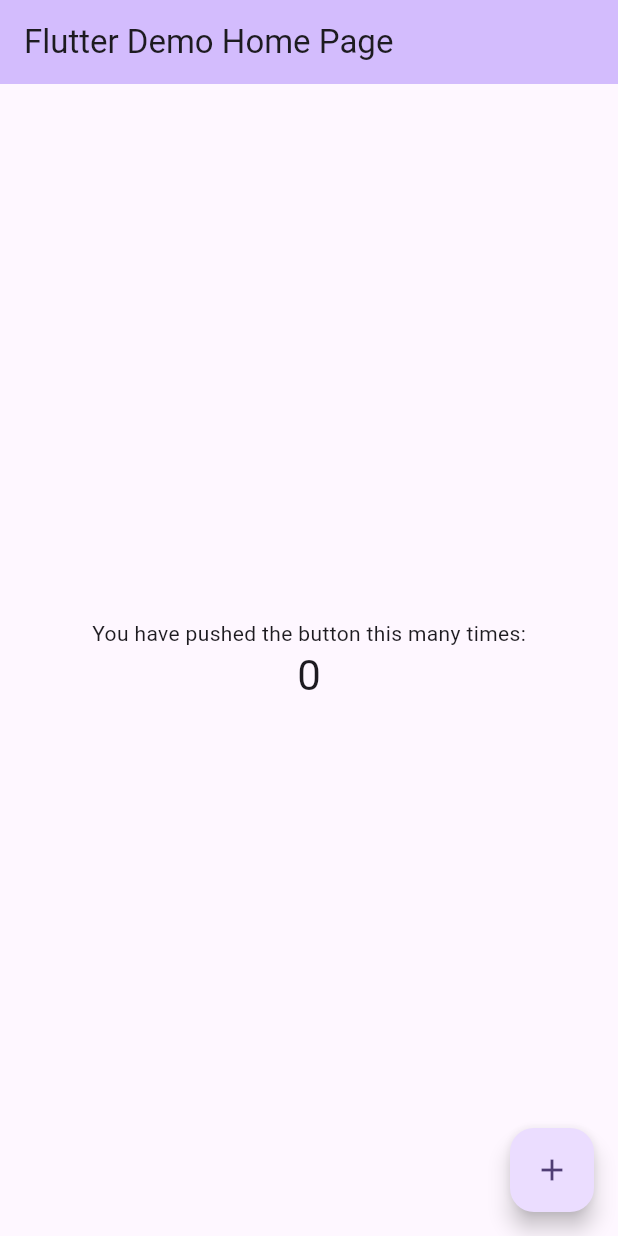
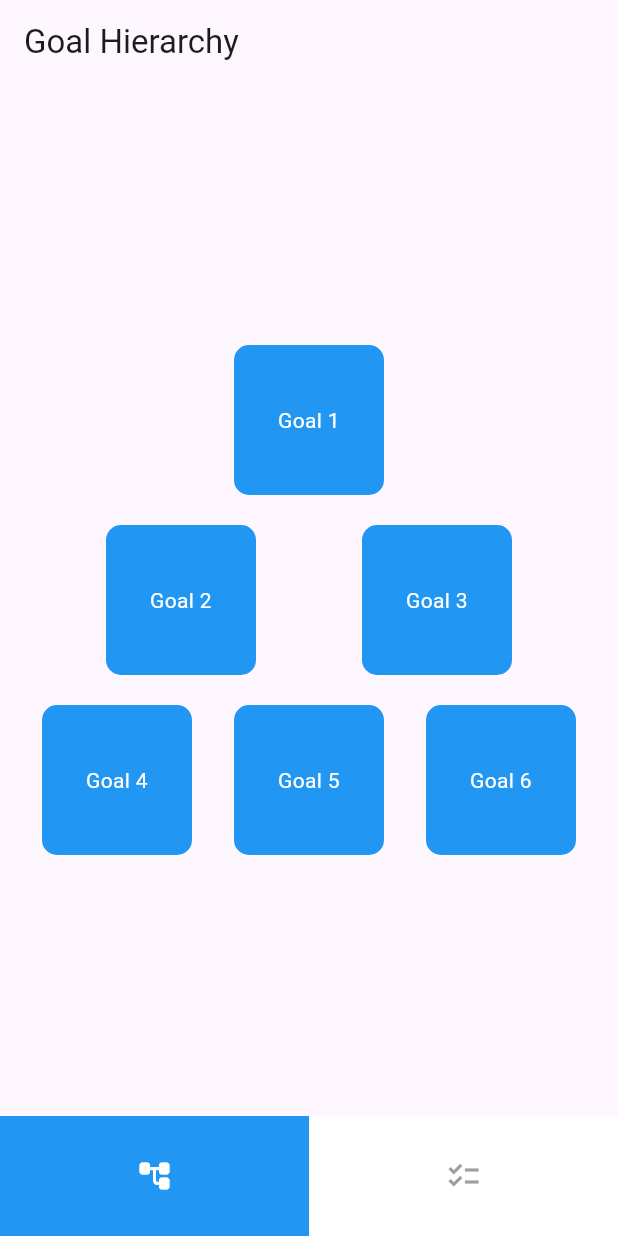
Before and after one commit to UPJGuven/Final-Year-Project-FYP-, a Flutter app: the screen it shows after launch, on a phone screen of 412 x 824 dp. Run offline on Flutter 3.47's test engine with Material 3 defaults, Android fonts, the phone set to English and light mode, and no system bars.

Commit message:
- Created intial UI screens - Started goal node development

```diff
--- a/lib/main.dart
+++ b/lib/main.dart
@@ -1,125 +1,53 @@
 import 'package:flutter/material.dart';
+import 'screens/goal_hierarchy_screen.dart';
+import 'screens/todo_list_screen.dart';
+import 'widgets/bottom_nav_bar.dart';
 
 void main() {
-  runApp(const MyApp());
+  runApp(MyApp());
 }
 
 class MyApp extends StatelessWidget {
-  const MyApp({super.key});
-
-  // This widget is the root of your application.
   @override
   Widget build(BuildContext context) {
     return MaterialApp(
-      title: 'Flutter Demo',
+      title: 'Goal Setting App',
       theme: ThemeData(
-        // This is the theme of your application.
-        //
-        // TRY THIS: Try running your application with "flutter run". You'll see
-        // the application has a purple toolbar. Then, without quitting the app,
-        // try changing the seedColor in the colorScheme below to Colors.green
-        // and then invoke "hot reload" (save your changes or press the "hot
-        // reload" button in a Flutter-supported IDE, or press "r" if you used
-        // the command line to start the app).
-        //
-        // Notice that the counter didn't reset back to zero; the application
-        // state is not lost during the reload. To reset the state, use hot
-        // restart instead.
-        //
-        // This works for code too, not just values: Most code changes can be
-        // tested with just a hot reload.
-        colorScheme: ColorScheme.fromSeed(seedColor: Colors.deepPurple),
-        useMaterial3: true,
+        primarySwatch: Colors.blue,
       ),
-      home: const MyHomePage(title: 'Flutter Demo Home Page'),
+      home: MainScreen(),
     );
   }
 }
 
-class MyHomePage extends StatefulWidget {
-  const MyHomePage({super.key, required this.title});
-
-  // This widget is the home page of your application. It is stateful, meaning
-  // that it has a State object (defined below) that contains fields that affect
-  // how it looks.
-
-  // This class is the configuration for the state. It holds the values (in this
-  // case the title) provided by the parent (in this case the App widget) and
-  // used by the build method of the State. Fields in a Widget subclass are
-  // always marked "final".
-
-  final String title;
-
+class MainScreen extends StatefulWidget {
   @override
-  State<MyHomePage> createState() => _MyHomePageState();
+  _MainScreenState createState() => _MainScreenState();
 }
 
-class _MyHomePageState extends State<MyHomePage> {
-  int _counter = 0;
+class _MainScreenState extends State<MainScreen> {
+  int _currentIndex = 0;
 
-  void _incrementCounter() {
-    setState(() {
-      // This call to setState tells the Flutter framework that something has
-      // changed in this State, which causes it to rerun the build method below
-      // so that the display can reflect the updated values. If we changed
-      // _counter without calling setState(), then the build method would not be
-      // called again, and so nothing would appear to happen.
-      _counter++;
-    });
-  }
+  final List<Widget> _screens = [
+    GoalHierarchyScreen(),
+    ToDoListScreen(),
+  ];
 
   @override
   Widget build(BuildContext context) {
-    // This method is rerun every time setState is called, for instance as done
-    // by the _incrementCounter method above.
-    //
-    // The Flutter framework has been optimized to make rerunning build methods
-    // fast, so that you can just rebuild anything that needs updating rather
-    // than having to individually change instances of widgets.
     return Scaffold(
-      appBar: AppBar(
-        // TRY THIS: Try changing the color here to a specific color (to
-        // Colors.amber, perhaps?) and trigger a hot reload to see the AppBar
-        // change color while the other colors stay the same.
-        backgroundColor: Theme.of(context).colorScheme.inversePrimary,
-        // Here we take the value from the MyHomePage object that was created by
-        // the App.build method, and use it to set our appbar title.
-        title: Text(widget.title),
+      body: AnimatedSwitcher(
+        duration: Duration(milliseconds: 300),
+        child: _screens[_currentIndex],
       ),
-      body: Center(
-        // Center is a layout widget. It takes a single child and positions it
-        // in the middle of the parent.
-        child: Column(
-          // Column is also a layout widget. It takes a list of children and
-          // arranges them vertically. By default, it sizes itself to fit its
-          // children horizontally, and tries to be as tall as its parent.
-          //
-          // Column has various properties to control how it sizes itself and
-          // how it positions its children. Here we use mainAxisAlignment to
-          // center the children vertically; the main axis here is the vertical
-          // axis because Columns are vertical (the cross axis would be
-          // horizontal).
-          //
-          // TRY THIS: Invoke "debug painting" (choose the "Toggle Debug Paint"
-          // action in the IDE, or press "p" in the console), to see the
-          // wireframe for each widget.
-          mainAxisAlignment: MainAxisAlignment.center,
-          children: <Widget>[
-            const Text(
-              'You have pushed the button this many times:',
-            ),
-            Text(
-              '$_counter',
-              style: Theme.of(context).textTheme.headlineMedium,
-            ),
-          ],
-        ),
+      bottomNavigationBar: BottomNavBar(
+        currentIndex: _currentIndex,
+        onTap: (index) {
+          setState(() {
+            _currentIndex = index;
+          });
+        },
       ),
-      floatingActionButton: FloatingActionButton(
-        onPressed: _incrementCounter,
-        tooltip: 'Increment',
-        child: const Icon(Icons.add),
-      ), // This trailing comma makes auto-formatting nicer for build methods.
     );
   }
 }
--- /dev/null
+++ b/lib/screens/goal_hierarchy_screen.dart
@@ -0,0 +1,17 @@
+import 'package:flutter/material.dart';
+import '../widgets/goal_tree.dart';
+
+class GoalHierarchyScreen extends StatelessWidget {
+  final bool useCircles;
+  GoalHierarchyScreen({this.useCircles = false});
+
+  @override
+  Widget build(BuildContext context) {
+    return Scaffold(
+      appBar: AppBar(
+        title: Text('Goal Hierarchy'),
+      ),
+      body: GoalTree(useCircles: useCircles),
+    );
+  }
+}
--- /dev/null
+++ b/lib/screens/todo_list_screen.dart
@@ -0,0 +1,20 @@
+import 'package:flutter/material.dart';
+
+class ToDoListScreen extends StatelessWidget {
+  @override
+  Widget build(BuildContext context) {
+    return Scaffold(
+      appBar: AppBar(
+        title: Text('To-Do List'),
+      ),
+      body: ListView(
+        children: [
+          ListTile(title: Text('Revise Literature Review')),
+          ListTile(title: Text('Do FVP Work')),
+          ListTile(title: Text('SECMAN Revision + ADNET Revision')),
+          ListTile(title: Text('TEXT MORE TEXT')),
+        ],
+      ),
+    );
+  }
+}
--- /dev/null
+++ b/lib/widgets/bottom_nav_bar.dart
@@ -0,0 +1,52 @@
+import 'package:flutter/material.dart';
+
+class BottomNavBar extends StatelessWidget {
+  final int currentIndex;
+  final Function(int) onTap;
+
+  BottomNavBar({required this.currentIndex, required this.onTap});
+
+  @override
+  Widget build(BuildContext context) {
+    return Container(
+      height: 80, // Height of the bottom navigation bar
+      decoration: BoxDecoration(
+        color: Colors.white,
+      ),
+      child: Row(
+        children: [
+          // Left Tab (Goals)
+          Expanded(
+            child: GestureDetector(
+              onTap: () => onTap(0),
+              child: Container(
+                color: currentIndex == 0 ? Colors.blue : Colors.white,
+                child: Center(
+                  child: Icon(
+                    Icons.account_tree_rounded,
+                    color: currentIndex == 0 ? Colors.white : Colors.grey,
+                  ),
+                ),
+              ),
+            ),
+          ),
+          // Right Tab (To-Do)
+          Expanded(
+            child: GestureDetector(
+              onTap: () => onTap(1),
+              child: Container(
+                color: currentIndex == 1 ? Colors.blue : Colors.white,
+                child: Center(
+                  child: Icon(
+                    Icons.checklist,
+                    color: currentIndex == 1 ? Colors.white : Colors.grey,
+                  ),
+                ),
+              ),
+            ),
+          ),
+        ],
+      ),
+    );
+  }
+}
--- /dev/null
+++ b/lib/widgets/goal_node.dart
@@ -0,0 +1,31 @@
+import 'package:flutter/material.dart';
+
+class GoalNode extends StatelessWidget {
+  final String title;
+  final bool isCircle;
+
+  GoalNode({required this.title, this.isCircle = false});
+
+  @override
+  Widget build(BuildContext context) {
+    return Container(
+      width: 100, // Size of the node
+      height: 100,
+      decoration: BoxDecoration(
+        shape: isCircle ? BoxShape.circle : BoxShape.rectangle,
+        color: Colors.blue,
+        borderRadius: isCircle ? null : BorderRadius.circular(10),
+      ),
+      child: Center(
+        child: Text(
+          title,
+          textAlign: TextAlign.center,
+          style: TextStyle(
+            color: Colors.white,
+            fontSize: 14,
+          ),
+        ),
+      ),
+    );
+  }
+}
--- /dev/null
+++ b/lib/widgets/goal_tree.dart
@@ -0,0 +1,45 @@
+import 'package:flutter/material.dart';
+import 'goal_node.dart';
+
+class GoalTree extends StatelessWidget {
+  final bool useCircles;
+
+  GoalTree({this.useCircles = false});
+
+  @override
+  Widget build(BuildContext context) {
+    return InteractiveViewer(
+      boundaryMargin: EdgeInsets.all(20),
+      minScale: 0.1,
+      maxScale: 2.0,
+      child: Center(
+        child: Column(
+          mainAxisAlignment: MainAxisAlignment.center,
+          children: [
+            // Level 1: Root Goal
+            GoalNode(title: 'Goal 1', isCircle: useCircles),
+            SizedBox(height: 20),
+            // Level 2: Sub-Goals
+            Row(
+              mainAxisAlignment: MainAxisAlignment.spaceEvenly,
+              children: [
+                GoalNode(title: 'Goal 2', isCircle: useCircles),
+                GoalNode(title: 'Goal 3', isCircle: useCircles),
+              ],
+            ),
+            SizedBox(height: 20),
+            // Level 3: Sub-Sub-Goals
+            Row(
+              mainAxisAlignment: MainAxisAlignment.spaceEvenly,
+              children: [
+                GoalNode(title: 'Goal 4', isCircle: useCircles),
+                GoalNode(title: 'Goal 5', isCircle: useCircles),
+                GoalNode(title: 'Goal 6', isCircle: useCircles),
+              ],
+            ),
+          ],
+        ),
+      ),
+    );
+  }
+}
```
